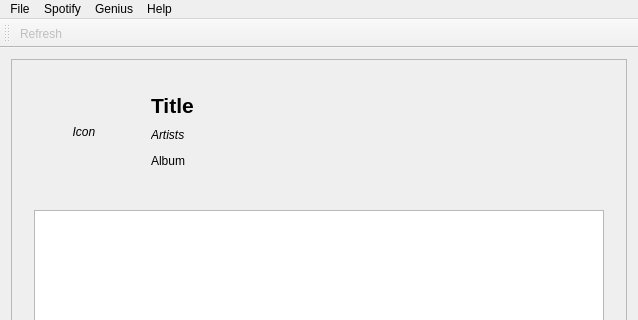
First picture: the form in mainwindow.ui, repository Cynnexis/MuSync, before the edit; both pictures show x 0 to 638 and y 0 to 320 of the 638 by 493 pixel window.
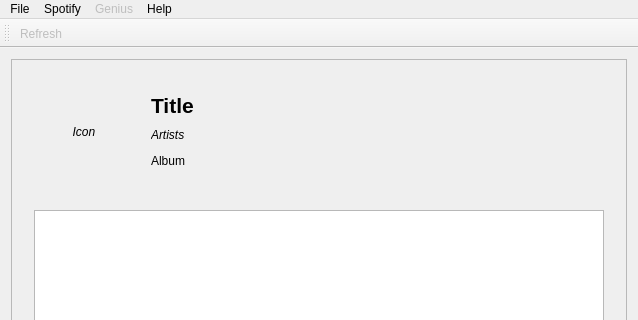
Second picture: the form after the edit.

Patch:
```diff
--- a/mainwindow.ui
+++ b/mainwindow.ui
@@ -165,13 +165,16 @@
     <addaction name="menuTrack"/>
     <addaction name="menuAlbum"/>
    </widget>
-   <widget class="QMenu" name="menuHelp">
+   <widget class="QMenu" name="menuGenius">
+    <property name="enabled">
+     <bool>false</bool>
+    </property>
     <property name="title">
      <string>Genius</string>
     </property>
     <addaction name="actionOpenLyricsOnGenius"/>
    </widget>
-   <widget class="QMenu" name="menuHelp_2">
+   <widget class="QMenu" name="menuHelp">
     <property name="title">
      <string>Help</string>
     </property>
@@ -180,8 +183,8 @@
    </widget>
    <addaction name="menuFile"/>
    <addaction name="menuOptions"/>
+   <addaction name="menuGenius"/>
    <addaction name="menuHelp"/>
-   <addaction name="menuHelp_2"/>
   </widget>
   <widget class="QToolBar" name="mainToolBar">
    <attribute name="toolBarArea">
```
Left out of the diff: 16 changed lines with no effect on the pictures.
